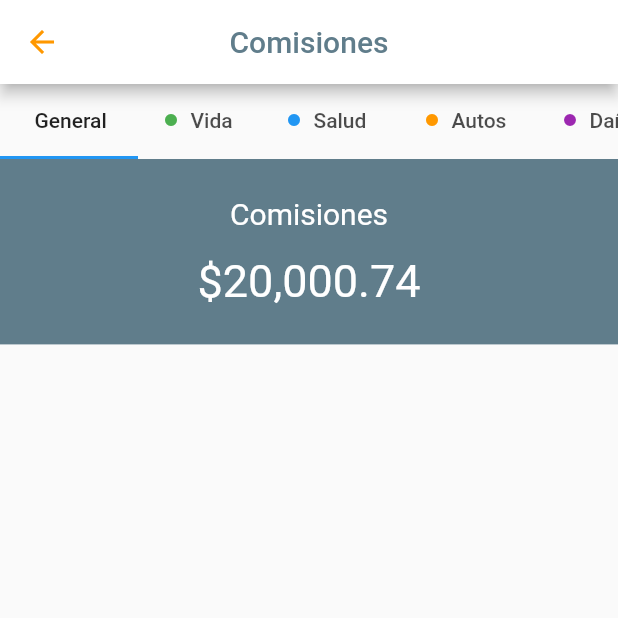
After one commit to ingcastillov/ingresos, a Flutter app: the ComisionesPage screen opened directly, on a phone screen of 412 x 824 dp, the top half of it. The commit adds this screen. Run offline on Flutter 3.47's test engine with Material 2 defaults, Android fonts, the phone set to English and light mode, and no system bars; missing offline and left inert: flutter_circular_chart.

Commit message:
pagina comisiones

```diff
--- a/lib/main.dart
+++ b/lib/main.dart
@@ -1,4 +1,5 @@
 import 'package:flutter/material.dart';
+import 'package:ingresos/pages/comisiones_page.dart';
 import 'package:ingresos/pages/detalle_ingresos.dart';
 import 'package:ingresos/pages/saldo_disponible.dart';
 
--- /dev/null
+++ b/lib/pages/comisiones_page.dart
@@ -0,0 +1,249 @@
+import 'package:flutter/material.dart';
+
+class ComisionesPage extends StatefulWidget {
+  ComisionesPage({Key key}) : super(key: key);
+
+  @override
+  _ComisionesPageState createState() => _ComisionesPageState();
+}
+
+class _ComisionesPageState extends State<ComisionesPage> {
+  @override
+  Widget build(BuildContext context) {
+    return Scaffold(
+    appBar: AppBar(
+         leading: IconButton(icon: Icon(Icons.arrow_back, color: Colors.orange,), onPressed: (){
+           Navigator.pop(context);
+         }),
+         centerTitle: true,
+         title: Text('Comisiones', style: TextStyle(color:Colors.blueGrey),),
+
+
+       ),
+       body: DefaultTabController(
+        length: 5,
+        child: Column(
+          children: <Widget>[
+            Container(
+              constraints: BoxConstraints.expand(height: 50),
+              child: TabBar(
+                isScrollable: true,
+                tabs: [
+                Container(
+                  alignment: Alignment.center,
+                  constraints: BoxConstraints.expand(width: 60),
+                 // color: Colors.red,
+                  //width: 900,
+                  child: Row(
+                    children: <Widget>[
+
+                      Tab(text: "  General",
+
+                      ),
+                    ],
+                  )),
+                            Container(
+                  alignment: Alignment.center,
+                  constraints: BoxConstraints.expand(width: 50),
+                 // color: Colors.red,
+                  //width: 900,
+                  child: Row(
+                    children: <Widget>[
+                                       Icon(
+   Icons.fiber_manual_record,
+  color: Colors.green,
+  size: 12,
+),
+
+                      Tab(text: "  Vida",
+
+                      ),
+                    ],
+                  )),
+                                          Container(
+                  alignment: Alignment.center,
+                  constraints: BoxConstraints.expand(width: 60),
+                 // color: Colors.red,
+                  //width: 900,
+                  child: Row(
+                    children: <Widget>[
+                                       Icon(
+   Icons.fiber_manual_record,
+  color: Colors.blue,
+  size: 12,
+),
+
+                      Tab(text: "  Salud",
+
+                      ),
+                    ],
+                  )),
+                                                Container(
+                  alignment: Alignment.center,
+                  constraints: BoxConstraints.expand(width: 60),
+                 // color: Colors.red,
+                  //width: 900,
+                  child: Row(
+                    children: <Widget>[
+                                       Icon(
+   Icons.fiber_manual_record,
+  color: Colors.orange,
+  size: 12,
+),
+
+                      Tab(text: "  Autos",
+
+                      ),
+                    ],
+                  )),
+                                                        Container(
+                  alignment: Alignment.center,
+                  constraints: BoxConstraints.expand(width: 70),
+                 // color: Colors.red,
+                  //width: 900,
+                  child: Row(
+                    children: <Widget>[
+                                       Icon(
+   Icons.fiber_manual_record,
+  color: Colors.purple,
+  size: 12,
+),
+
+                      Tab(text: "  Daños",
+
+                      ),
+                    ],
+                  )),
+              ]),
+            ),
+            Expanded(
+              child: Container(
+                child: TabBarView(children: [
+                 pantallaGeneral(),
+               pantallaVida(),
+             pantallaSalud(),
+               pantallaAutos(),
+               pantallaDanos(),
+
+                ]),
+              ),
+            )
+          ],
+        ),
+      ),
+
+    );
+
+
+
+  }
+
+  Widget pantallaGeneral(){
+     final size  = MediaQuery.of(context).size;
+  return Column(
+    children: <Widget>[
+      Container(
+          height: size.height * 0.15,
+                        width: double.infinity,
+                        color: Colors.blueGrey,
+          child:  Column(
+            mainAxisAlignment: MainAxisAlignment.center,
+            children: <Widget>[
+               Text('Comisiones', style: TextStyle(color: Colors.white, fontSize: 20),),
+              Text(''),
+              Text('\u002420,000.74', style: TextStyle(color: Colors.white, fontSize: 30)),
+            ],
+          ),
+
+      ),
+    ],
+  );
+}
+
+  Widget pantallaVida(){
+     final size  = MediaQuery.of(context).size;
+  return Column(
+    children: <Widget>[
+      Container(
+          height: size.height * 0.15,
+                        width: double.infinity,
+                        color: Colors.green,
+          child:  Column(
+            mainAxisAlignment: MainAxisAlignment.center,
+            children: <Widget>[
+               Text('Comisiones', style: TextStyle(color: Colors.white, fontSize: 20),),
+              Text(''),
+              Text('\u00247,000.74', style: TextStyle(color: Colors.white, fontSize: 30)),
+            ],
+          ),
+
+      ),
+    ],
+  );
+}
+
+  Widget pantallaSalud(){
+     final size  = MediaQuery.of(context).size;
+  return Column(
+    children: <Widget>[
+      Container(
+          height: size.height * 0.15,
+                        width: double.infinity,
+                        color: Colors.blue,
+          child:  Column(
+            mainAxisAlignment: MainAxisAlignment.center,
+            children: <Widget>[
+               Text('Comisiones', style: TextStyle(color: Colors.white, fontSize: 20),),
+              Text(''),
+              Text('\u00247,300.74', style: TextStyle(color: Colors.white, fontSize: 30)),
+            ],
+          ),
+
+      ),
+    ],
+  );
+}
+  Widget pantallaAutos(){
+     final size  = MediaQuery.of(context).size;
+  return Column(
+    children: <Widget>[
+      Container(
+          height: size.height * 0.15,
+                        width: double.infinity,
+                        color: Colors.orange,
+          child:  Column(
+            mainAxisAlignment: MainAxisAlignment.center,
+            children: <Widget>[
+               Text('Comisiones', style: TextStyle(color: Colors.white, fontSize: 20),),
+              Text(''),
+              Text('\u00247,880.74', style: TextStyle(color: Colors.white, fontSize: 30)),
+            ],
+          ),
+
+      ),
+    ],
+  );
+}
+
+  Widget pantallaDanos(){
+     final size  = MediaQuery.of(context).size;
+  return Column(
+    children: <Widget>[
+      Container(
+          height: size.height * 0.15,
+                        width: double.infinity,
+                        color: Colors.purple,
+          child:  Column(
+            mainAxisAlignment: MainAxisAlignment.center,
+            children: <Widget>[
+               Text('Comisiones', style: TextStyle(color: Colors.white, fontSize: 20),),
+              Text(''),
+              Text('\u002412,880.74', style: TextStyle(color: Colors.white, fontSize: 30)),
+            ],
+          ),
+
+      ),
+    ],
+  );
+}
+}
```
